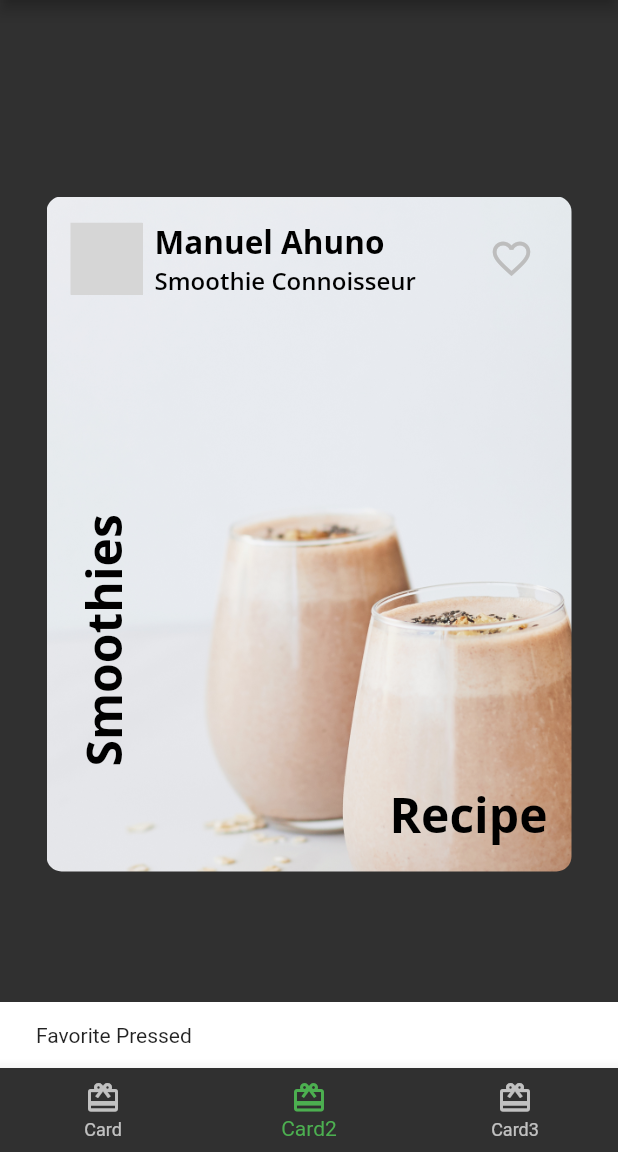
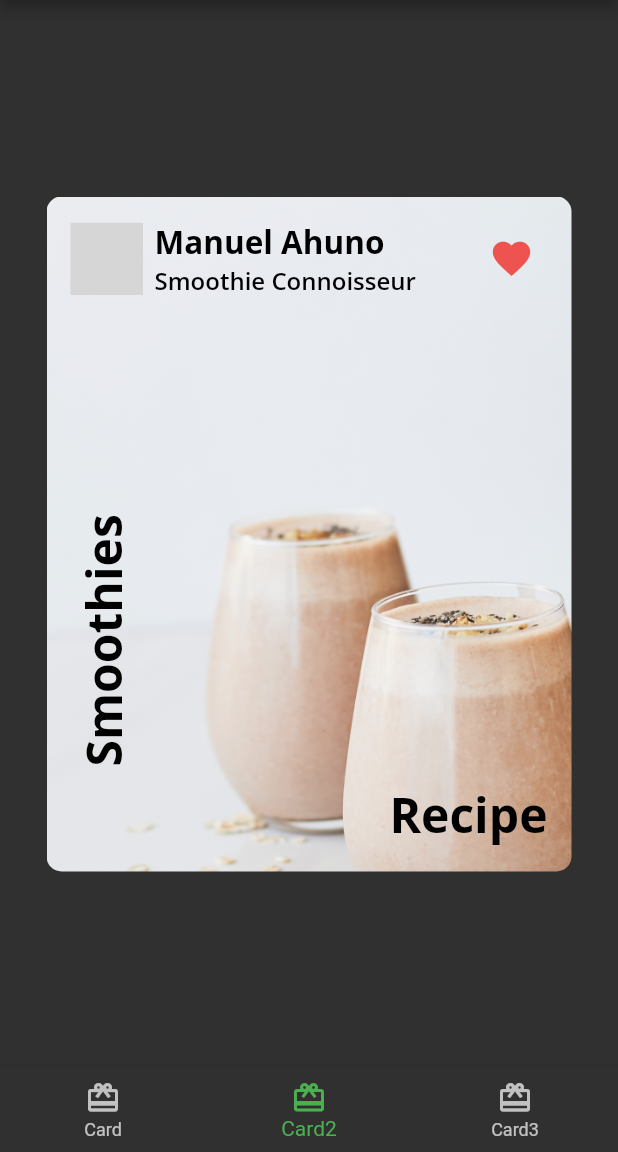
Before and after one commit to Manuelkpatsu/flutter_social_recipe_app, a Flutter app: the screen it shows after launch, item 2 of the bottom bar chosen, after a tap on the "favorite outline" icon, on a phone screen of 412 x 824 dp, the part 84-1236 px from its top. Run offline on Flutter 3.47's test engine with Material 2 defaults, Android fonts, the phone set to English and light mode, and no system bars; our stand-ins replace google_fonts; grey boxes are pictures that could not be loaded.

Commit message:
Toggle the favorite icon

```diff
--- a/lib/author_card.dart
+++ b/lib/author_card.dart
@@ -2,7 +2,7 @@
 import 'fooderlich_theme.dart';
 import 'circle_image.dart';
 
-class AuthorCard extends StatelessWidget {
+class AuthorCard extends StatefulWidget {
   final String authorName;
   final String title;
   final ImageProvider? imageProvider;
@@ -15,6 +15,13 @@
   }) : super(key: key);
 
   @override
+  State<AuthorCard> createState() => _AuthorCardState();
+}
+
+class _AuthorCardState extends State<AuthorCard> {
+  bool _isFavorited = false;
+
+  @override
   Widget build(BuildContext context) {
     return Container(
       padding: const EdgeInsets.all(16),
@@ -24,7 +31,7 @@
           Row(
             children: [
               CircleImage(
-                imageProvider: imageProvider,
+                imageProvider: widget.imageProvider,
                 imageRadius: 28,
               ),
               const SizedBox(width: 8),
@@ -32,11 +39,11 @@
                 crossAxisAlignment: CrossAxisAlignment.start,
                 children: [
                   Text(
-                    authorName,
+                    widget.authorName,
                     style: FooderlichTheme.lightTextTheme.headline2,
                   ),
                   Text(
-                    title,
+                    widget.title,
                     style: FooderlichTheme.lightTextTheme.headline3,
                   )
                 ],
@@ -44,12 +51,13 @@
             ],
           ),
           IconButton(
-            icon: const Icon(Icons.favorite_border),
+            icon: Icon(_isFavorited ? Icons.favorite : Icons.favorite_border),
             iconSize: 30,
-            color: Colors.grey[400],
+            color: Colors.red[400],
             onPressed: () {
-              const snackBar = SnackBar(content: Text('Favorite Pressed'));
-              ScaffoldMessenger.of(context).showSnackBar(snackBar);
+              setState(() {
+                _isFavorited = !_isFavorited;
+              });
             },
           ),
         ],
```
